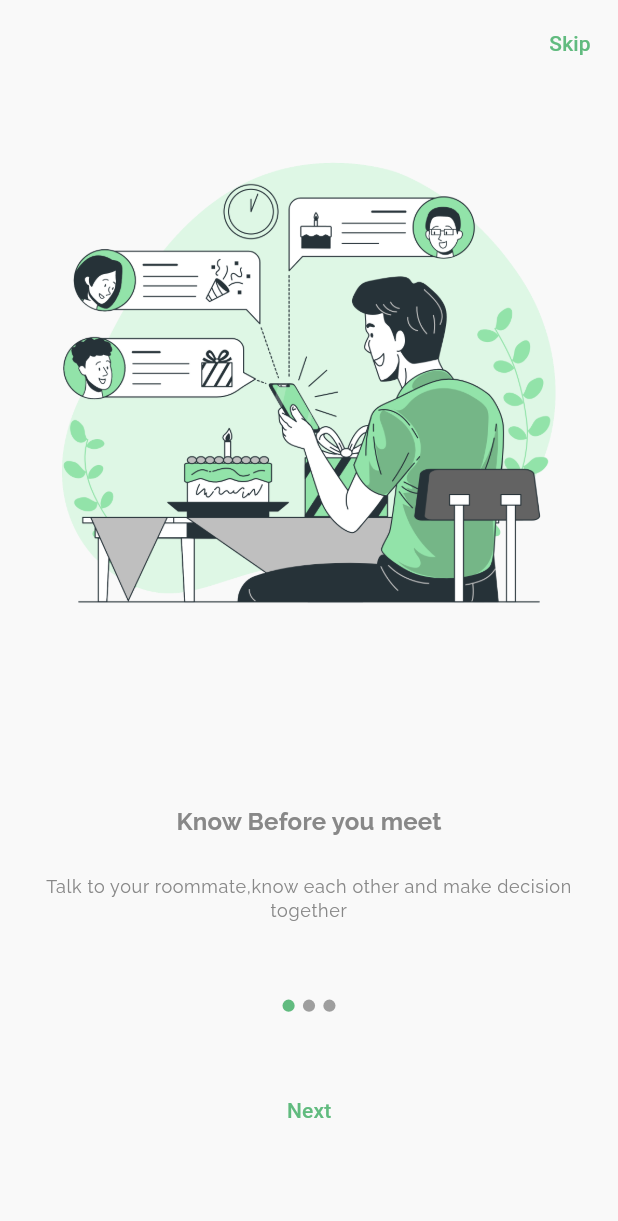
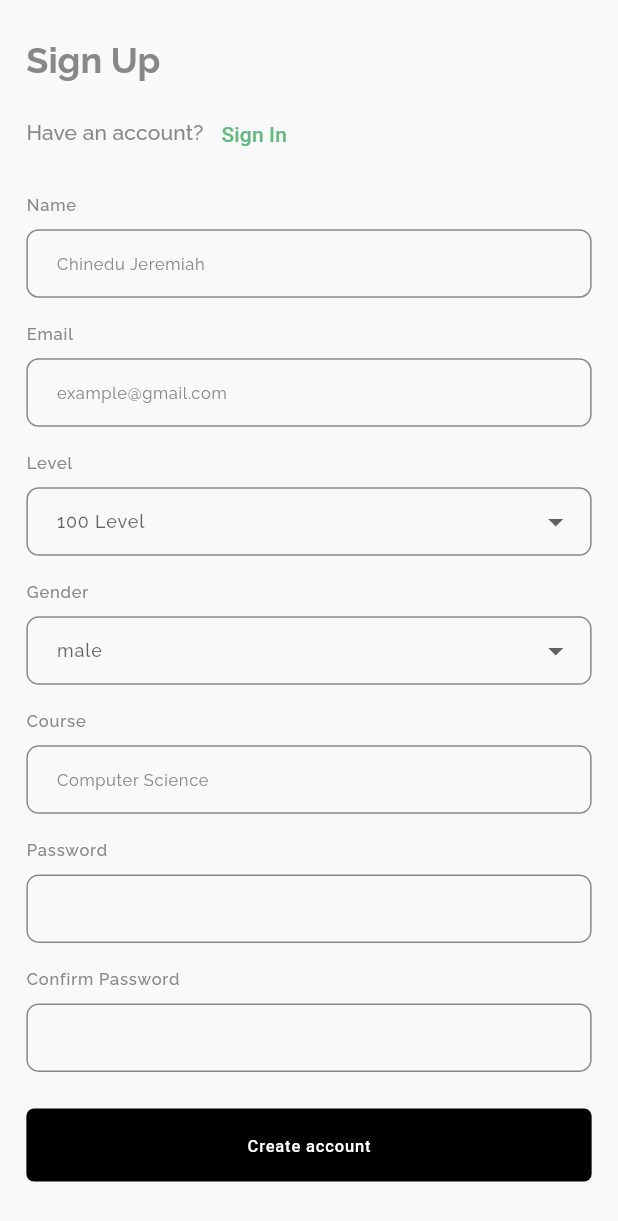
Before and after one commit to callmhejerry/room_5, a Flutter app: the screen it shows after launch, on a phone screen of 412 x 824 dp. Shown: the top 1221 px of the screen. Run offline on Flutter 3.47's test engine with Material 2 defaults, Android fonts, the phone set to English and light mode, and no system bars; drawn by our look-alikes of smooth_page_indicator; our stand-ins replace flutter_screenutil.

Commit message:
Added the sign up screen
defined a custom text form field and a custom dropdown button field

```diff
--- a/lib/main.dart
+++ b/lib/main.dart
@@ -1,8 +1,7 @@
 import 'package:flutter/material.dart';
 import 'package:flutter_screenutil/flutter_screenutil.dart';
+import 'package:room_5/screens/AuthPage/sign_up_screen.dart';
 import 'package:room_5/theme/theme_constants.dart';
-
-import 'screens/onbardingScreen/onboarding.dart';
 
 void main() {
   runApp(const MyApp());
@@ -24,7 +23,7 @@ class MyApp extends StatelessWidget {
         );
       },
       designSize: const Size(375, 812),
-      child: const OnboardingScreen(),
+      child: const SignUpScreen(),
     );
   }
 }
--- /dev/null
+++ b/lib/screens/AuthPage/customWidget/custom_drop_down_button.dart
@@ -0,0 +1,68 @@
+import 'package:flutter/material.dart';
+import 'package:flutter_screenutil/flutter_screenutil.dart';
+
+class CustomDropDownButton extends StatefulWidget {
+  const CustomDropDownButton({
+    Key? key,
+    required this.dropDownList,
+    required this.inputType,
+    this.hintText,
+  }) : super(key: key);
+
+  final List<String> dropDownList;
+  final String inputType;
+  final String? hintText;
+
+  @override
+  State<CustomDropDownButton> createState() => _CustomDropDownButtonState();
+}
+
+class _CustomDropDownButtonState extends State<CustomDropDownButton> {
+  String? value;
+  @override
+  Widget build(BuildContext context) {
+    return Column(
+      crossAxisAlignment: CrossAxisAlignment.start,
+      children: [
+        Text(
+          widget.inputType,
+          style: Theme.of(context).textTheme.labelSmall!.copyWith(
+                color: Theme.of(context).colorScheme.onSurface,
+              ),
+        ),
+        SizedBox(
+          height: 8.h,
+        ),
+        SizedBox(
+          child: DropdownButtonFormField<String>(
+            decoration: InputDecoration(
+              hintText: widget.hintText,
+              constraints: BoxConstraints(
+                maxHeight: 45.h,
+                minHeight: 35.h,
+              ),
+            ),
+            value: value,
+            style: Theme.of(context).textTheme.labelMedium,
+            items: widget.dropDownList
+                .map<DropdownMenuItem<String>>(
+                    (item) => DropdownMenuItem<String>(
+                          value: item,
+                          enabled: true,
+                          child: Text(item),
+                        ))
+                .toList(),
+            onChanged: (String? val) {
+              setState(() {
+                value = val;
+              });
+            },
+          ),
+        ),
+        SizedBox(
+          height: 16.h,
+        ),
+      ],
+    );
+  }
+}
--- /dev/null
+++ b/lib/screens/AuthPage/customWidget/custom_text_field.dart
@@ -0,0 +1,56 @@
+import 'package:flutter/material.dart';
+import 'package:flutter_screenutil/flutter_screenutil.dart';
+
+class CustomTextField extends StatelessWidget {
+  final String? hintText;
+  final Widget? suffixIcon;
+  final bool? obscureText;
+  final String inputType;
+  final TextInputType? keyboardType;
+
+  const CustomTextField({
+    Key? key,
+    this.hintText,
+    this.suffixIcon,
+    required this.inputType,
+    this.keyboardType,
+    this.obscureText,
+  }) : super(key: key);
+
+  @override
+  Widget build(BuildContext context) {
+    return Column(
+      crossAxisAlignment: CrossAxisAlignment.start,
+      children: [
+        Text(
+          inputType,
+          style: Theme.of(context).textTheme.labelSmall!.copyWith(
+                color: Theme.of(context).colorScheme.onSurface,
+              ),
+        ),
+        SizedBox(
+          height: 8.h,
+        ),
+        SizedBox(
+          child: TextFormField(
+            obscureText: obscureText ?? false,
+            obscuringCharacter: "•",
+            keyboardType: keyboardType,
+            style: Theme.of(context).textTheme.labelMedium!,
+            decoration: InputDecoration(
+              hintText: hintText,
+              suffixIcon: suffixIcon,
+              constraints: BoxConstraints(
+                maxHeight: 45.h,
+                minHeight: 35.h,
+              ),
+            ),
+          ),
+        ),
+        SizedBox(
+          height: 16.h,
+        )
+      ],
+    );
+  }
+}
--- /dev/null
+++ b/lib/screens/AuthPage/sign_up_screen.dart
@@ -0,0 +1,112 @@
+import 'package:flutter/material.dart';
+import 'package:flutter_screenutil/flutter_screenutil.dart';
+
+import 'customWidget/custom_drop_down_button.dart';
+import 'customWidget/custom_text_field.dart';
+
+class SignUpScreen extends StatefulWidget {
+  const SignUpScreen({super.key});
+
+  @override
+  State<SignUpScreen> createState() => _SignUpScreenState();
+}
+
+class _SignUpScreenState extends State<SignUpScreen> {
+  List<String> level = [
+    "100 Level",
+    "200 Level",
+    "300 Level",
+    "400 Level",
+    "500 Level",
+    "600 Level",
+    "Masters",
+    "Phd",
+  ];
+
+  List<String> gender = ["male", "female"];
+
+  @override
+  Widget build(BuildContext context) {
+    return Scaffold(
+      body: SingleChildScrollView(
+        child: Padding(
+          padding: EdgeInsets.symmetric(horizontal: 16.0.w),
+          child: Form(
+            child: Column(
+              crossAxisAlignment: CrossAxisAlignment.start,
+              children: [
+                SizedBox(
+                  height: 24.h,
+                ),
+                Text(
+                  "Sign Up",
+                  style: Theme.of(context).textTheme.headlineSmall!.copyWith(
+                        fontWeight: FontWeight.w600,
+                      ),
+                ),
+                SizedBox(
+                  height: 8.h,
+                ),
+                Row(
+                  children: [
+                    Text(
+                      "Have an account?",
+                      style: Theme.of(context).textTheme.labelLarge,
+                    ),
+                    TextButton(
+                      onPressed: () {},
+                      child: const Text(
+                        "Sign In",
+                      ),
+                    ),
+                  ],
+                ),
+                SizedBox(
+                  height: 16.h,
+                ),
+                const CustomTextField(
+                  hintText: "Chinedu Jeremiah",
+                  inputType: "Name",
+                ),
+                const CustomTextField(
+                  hintText: "example@gmail.com",
+                  inputType: "Email",
+                ),
+                CustomDropDownButton(
+                    dropDownList: level,
+                    inputType: "Level",
+                    hintText: "100 Level"),
+                CustomDropDownButton(
+                    dropDownList: gender,
+                    inputType: "Gender",
+                    hintText: "male"),
+                const CustomTextField(
+                  inputType: "Course",
+                  hintText: "Computer Science",
+                ),
+                const CustomTextField(
+                  inputType: "Password",
+                  obscureText: true,
+                ),
+                const CustomTextField(
+                  inputType: "Confirm Password",
+                  obscureText: true,
+                ),
+                SizedBox(
+                  height: 8.h,
+                ),
+                ElevatedButton(
+                  onPressed: () {},
+                  child: const Center(child: Text("Create account")),
+                ),
+                SizedBox(
+                  height: 24.h,
+                )
+              ],
+            ),
+          ),
+        ),
+      ),
+    );
+  }
+}
--- a/lib/screens/onbardingScreen/onboarding.dart
+++ b/lib/screens/onbardingScreen/onboarding.dart
@@ -39,17 +39,26 @@ class _OnboardingScreenState extends State<OnboardingScreen> {
     super.initState();
     _pageController = PageController(initialPage: 0);
     _images = [
-      Image.asset("assets/images/Online wishes-bro.png"),
-      Image.asset("assets/images/House restyling-cuate.png"),
-      Image.asset("assets/images/Clutter-amico.png"),
+      Image.asset(
+        "assets/images/Online wishes-bro.png",
+        filterQuality: FilterQuality.high,
+      ),
+      Image.asset(
+        "assets/images/House restyling-cuate.png",
+        filterQuality: FilterQuality.high,
+      ),
+      Image.asset(
+        "assets/images/Clutter-amico.png",
+        filterQuality: FilterQuality.high,
+      ),
     ];
   }
 
   @override
-  void didChangeDependencies() {
+  void didChangeDependencies() async {
     super.didChangeDependencies();
     for (var element in _images) {
-      precacheImage(element.image, context);
+      await precacheImage(element.image, context);
     }
   }
 
--- a/lib/theme/theme_constants.dart
+++ b/lib/theme/theme_constants.dart
@@ -9,7 +9,9 @@ class CustomTheme {
       primary: Colors.black,
       maximumSize: Size(double.infinity, 48.h),
       minimumSize: Size(165.w, 48.h),
-      padding: EdgeInsets.only(left: 24.w, right: 24.w),
+      padding: EdgeInsets.symmetric(
+        horizontal: 24.w,
+      ),
       elevation: 0,
       textStyle: TextStyle(
         height: 1.45,
@@ -38,7 +40,9 @@ class CustomTheme {
         fontWeight: FontWeight.w500,
       ),
       primary: Colors.white,
-      padding: EdgeInsets.only(left: 24.w, right: 24.w),
+      padding: EdgeInsets.symmetric(
+        horizontal: 24.w,
+      ),
       minimumSize: Size(165.w, 48.h),
       shape: RoundedRectangleBorder(
         borderRadius: BorderRadius.circular(5.r),
@@ -201,9 +205,9 @@ class CustomTheme {
   );
 
   static InputDecorationTheme lightInputDecorationTheme = InputDecorationTheme(
-    contentPadding: EdgeInsets.all(16.r),
+    contentPadding: EdgeInsets.all(12.r),
     focusedBorder: OutlineInputBorder(
-      borderRadius: BorderRadius.circular(12.r),
+      borderRadius: BorderRadius.circular(8.r),
       gapPadding: 8.0,
       borderSide: const BorderSide(
         style: BorderStyle.solid,
@@ -218,13 +222,13 @@ class CustomTheme {
       height: 1.33,
     ),
     hintStyle: TextStyle(
-      fontSize: 12,
+      fontSize: 11,
       letterSpacing: 0.4.w,
       fontWeight: FontWeight.w400,
-      height: 1.33,
+      // height: 1.33,
     ),
     errorBorder: OutlineInputBorder(
-      borderRadius: BorderRadius.circular(12.r),
+      borderRadius: BorderRadius.circular(8.r),
       gapPadding: 8.0,
       borderSide: const BorderSide(
         style: BorderStyle.solid,
@@ -233,7 +237,7 @@ class CustomTheme {
       ),
     ),
     border: OutlineInputBorder(
-      borderRadius: BorderRadius.circular(12.r),
+      borderRadius: BorderRadius.circular(8.r),
       gapPadding: 8.0,
       borderSide: const BorderSide(
         style: BorderStyle.solid,
```
